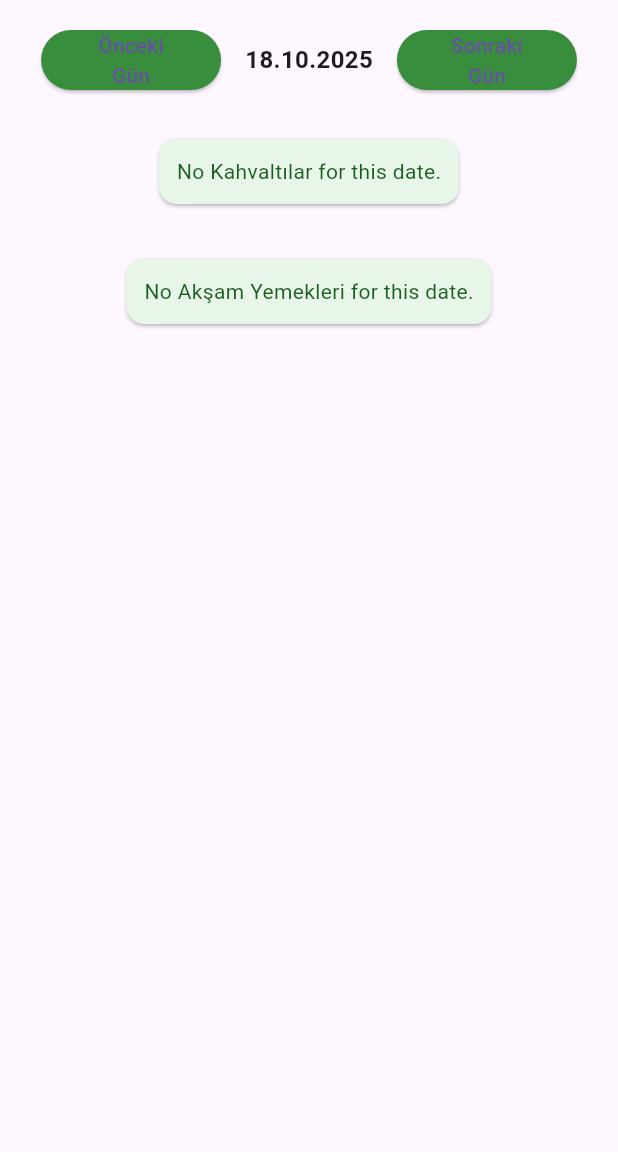
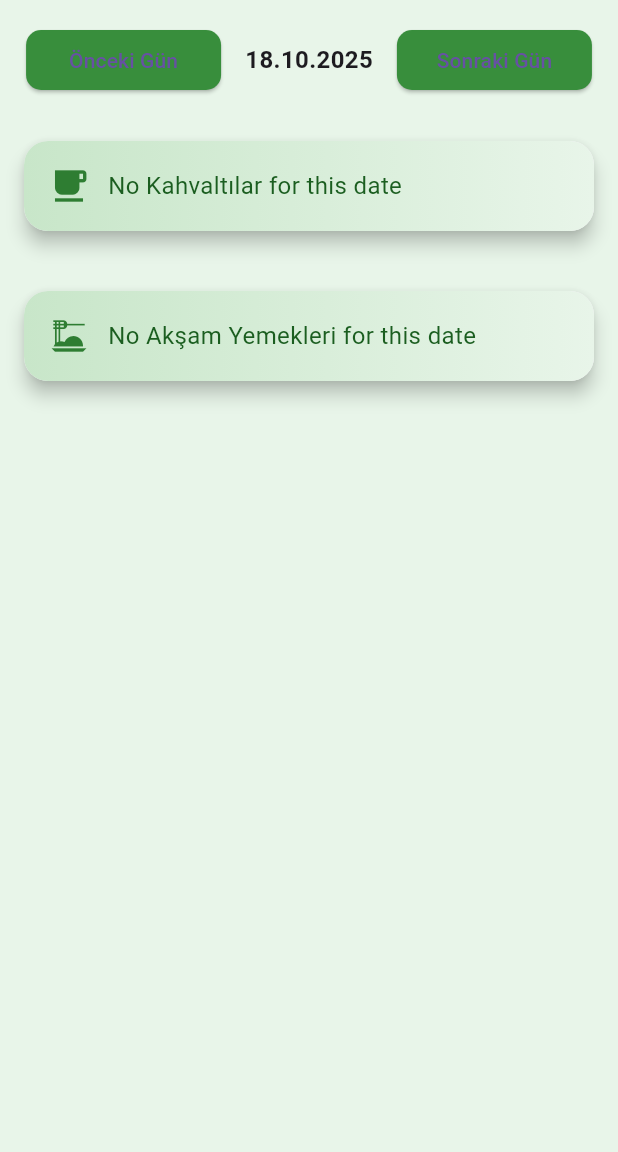
Before and after one commit to Enes0668/foodviewer, a Flutter app: the screen it shows after launch, on a phone screen of 412 x 824 dp, the part 84-1236 px from its top. Run offline on Flutter 3.47's test engine with Material 3 defaults, Android fonts, the phone set to English and light mode, and no system bars; our stand-ins replace firebase_auth, firebase_core, firebase_database; accounts and stored records are empty.

Commit message:
More good looking main_page

```diff
--- a/lib/pages/home_page.dart
+++ b/lib/pages/home_page.dart
@@ -16,11 +16,10 @@ class _HomePageState extends State<HomePage> {
 
   DateTime selectedDate = DateTime.now();
 
-  // Data holders
   List<Map<String, dynamic>> kahvaltilar = [];
   List<Map<String, dynamic>> aksamYemekleri = [];
 
-  bool _isLoading = false; // For async date navigation
+  bool _isLoading = false;
 
   @override
   void initState() {
@@ -39,7 +38,7 @@ class _HomePageState extends State<HomePage> {
     final String dateKey = DateFormat('yyyy-MM-dd').format(selectedDate);
 
     try {
-      // Fetch breakfast
+      // Breakfast
       DatabaseEvent kahvaltiEvent = await _database
           .child('users/${user.uid}/kahvaltilar')
           .orderByChild('kahvalti_tarihi')
@@ -54,7 +53,7 @@ class _HomePageState extends State<HomePage> {
         }
       }
 
-      // Fetch dinner
+      // Dinner
       DatabaseEvent aksamEvent = await _database
           .child('users/${user.uid}/aksam_yemekleri')
           .orderByChild('aksam_tarihi')
@@ -82,7 +81,6 @@ class _HomePageState extends State<HomePage> {
 
   Future<void> _previousDate() async {
     if (_isLoading) return;
-
     setState(() {
       selectedDate = selectedDate.subtract(const Duration(days: 1));
     });
@@ -91,23 +89,33 @@ class _HomePageState extends State<HomePage> {
 
   Future<void> _nextDate() async {
     if (_isLoading) return;
-
     setState(() {
       selectedDate = selectedDate.add(const Duration(days: 1));
     });
     await _fetchMeals();
   }
 
-  Widget _buildMealCard(String title, List<Map<String, dynamic>> meals, List<String> fields) {
+  Widget _buildMealCard(
+      String title, IconData icon, List<Map<String, dynamic>> meals, List<String> fields) {
     if (meals.isEmpty) {
       return Card(
-        color: Colors.green.shade50,
-        shape: RoundedRectangleBorder(borderRadius: BorderRadius.circular(12)),
-        margin: const EdgeInsets.symmetric(vertical: 8),
-        child: Padding(
-          padding: const EdgeInsets.all(12),
-          child: Text("No $title for this date.",
-              style: TextStyle(color: Colors.green.shade900)),
+        shape: RoundedRectangleBorder(borderRadius: BorderRadius.circular(16)),
+        elevation: 5,
+        margin: const EdgeInsets.symmetric(vertical: 10),
+        child: Container(
+          decoration: BoxDecoration(
+            gradient: LinearGradient(colors: [Colors.green.shade100, Colors.green.shade50]),
+            borderRadius: BorderRadius.circular(16),
+          ),
+          padding: const EdgeInsets.all(16),
+          child: Row(
+            children: [
+              Icon(icon, color: Colors.green.shade800, size: 28),
+              const SizedBox(width: 12),
+              Text("No $title for this date",
+                  style: TextStyle(color: Colors.green.shade900, fontSize: 16)),
+            ],
+          ),
         ),
       );
     }
@@ -115,22 +123,36 @@ class _HomePageState extends State<HomePage> {
     return Column(
       children: meals.map((meal) {
         return Card(
-          color: Colors.green.shade50,
-          margin: const EdgeInsets.symmetric(vertical: 8),
-          shape: RoundedRectangleBorder(borderRadius: BorderRadius.circular(12)),
-          child: Padding(
-            padding: const EdgeInsets.all(12),
+          shape: RoundedRectangleBorder(borderRadius: BorderRadius.circular(16)),
+          elevation: 5,
+          margin: const EdgeInsets.symmetric(vertical: 10),
+          child: Container(
+            decoration: BoxDecoration(
+              gradient: LinearGradient(
+                  colors: [Colors.green.shade50, Colors.green.shade100.withOpacity(0.7)]),
+              borderRadius: BorderRadius.circular(16),
+            ),
+            padding: const EdgeInsets.all(16),
             child: Column(
               crossAxisAlignment: CrossAxisAlignment.start,
               children: [
+                Row(
+                  children: [
+                    Icon(icon, color: Colors.green.shade800, size: 28),
+                    const SizedBox(width: 8),
                     Text(title,
                         style: TextStyle(
                             fontSize: 18,
                             fontWeight: FontWeight.bold,
                             color: Colors.green.shade900)),
-                const SizedBox(height: 8),
-                ...fields.map((f) => Text("$f: ${meal[f] ?? '-'}",
-                    style: TextStyle(color: Colors.green.shade800))).toList(),
+                  ],
+                ),
+                const Divider(color: Colors.green, thickness: 1, height: 16),
+                ...fields.map((f) => Padding(
+                      padding: const EdgeInsets.symmetric(vertical: 2),
+                      child: Text("$f: ${meal[f] ?? '-'}",
+                          style: TextStyle(color: Colors.green.shade800, fontSize: 16)),
+                    )),
               ],
             ),
           ),
@@ -144,6 +166,7 @@ class _HomePageState extends State<HomePage> {
     final user = _auth.currentUser;
 
     return Scaffold(
+      backgroundColor: Colors.green.shade50,
       appBar: AppBar(
         backgroundColor: Colors.green,
         title: const Text("FoodViewer"),
@@ -182,14 +205,17 @@ class _HomePageState extends State<HomePage> {
         padding: const EdgeInsets.all(16),
         child: Column(
           children: [
-            // Date selector row
+            // Date navigation
             Row(
               mainAxisAlignment: MainAxisAlignment.center,
               children: [
                 SizedBox(
-                  width: 120,
+                  width: 130,
                   child: ElevatedButton(
-                    style: ElevatedButton.styleFrom(backgroundColor: Colors.green.shade700),
+                    style: ElevatedButton.styleFrom(
+                        backgroundColor: Colors.green.shade700,
+                        shape: RoundedRectangleBorder(
+                            borderRadius: BorderRadius.circular(10))),
                     onPressed: _isLoading ? null : _previousDate,
                     child: const Text("Önceki Gün", textAlign: TextAlign.center),
                   ),
@@ -199,9 +225,12 @@ class _HomePageState extends State<HomePage> {
                     style: const TextStyle(fontSize: 16, fontWeight: FontWeight.bold)),
                 const SizedBox(width: 16),
                 SizedBox(
-                  width: 120,
+                  width: 130,
                   child: ElevatedButton(
-                    style: ElevatedButton.styleFrom(backgroundColor: Colors.green.shade700),
+                    style: ElevatedButton.styleFrom(
+                        backgroundColor: Colors.green.shade700,
+                        shape: RoundedRectangleBorder(
+                            borderRadius: BorderRadius.circular(10))),
                     onPressed: _isLoading ? null : _nextDate,
                     child: const Text("Sonraki Gün", textAlign: TextAlign.center),
                   ),
@@ -209,21 +238,22 @@ class _HomePageState extends State<HomePage> {
               ],
             ),
             const SizedBox(height: 20),
-            Expanded(
+            _isLoading
+                ? const Center(child: CircularProgressIndicator(color: Colors.green))
+                : Expanded(
                     child: SingleChildScrollView(
                       child: Column(
                         children: [
                           _buildMealCard(
-                      "Kahvaltılar",
-                      kahvaltilar,
-                      ["ana_kahvalti", "diger1", "diger2", "diger3"],
-                    ),
+                              "Kahvaltılar", Icons.free_breakfast, kahvaltilar, [
+                            "ana_kahvalti",
+                            "diger1",
+                            "diger2",
+                            "diger3"
+                          ]),
                           const SizedBox(height: 20),
-                    _buildMealCard(
-                      "Akşam Yemekleri",
-                      aksamYemekleri,
-                      ["yemek1", "yemek2", "pilav_makarna", "meze", "tatli"],
-                    ),
+                          _buildMealCard("Akşam Yemekleri", Icons.dinner_dining,
+                              aksamYemekleri, ["yemek1", "yemek2", "pilav_makarna", "meze", "tatli"]),
                         ],
                       ),
                     ),
```
Lines whose indentation alone changed are shown as unchanged.
